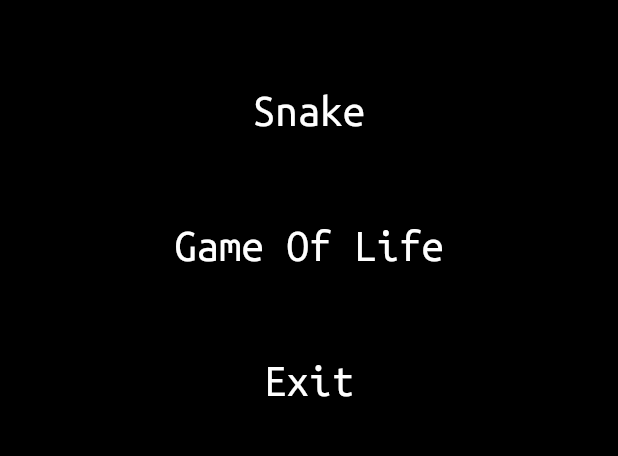
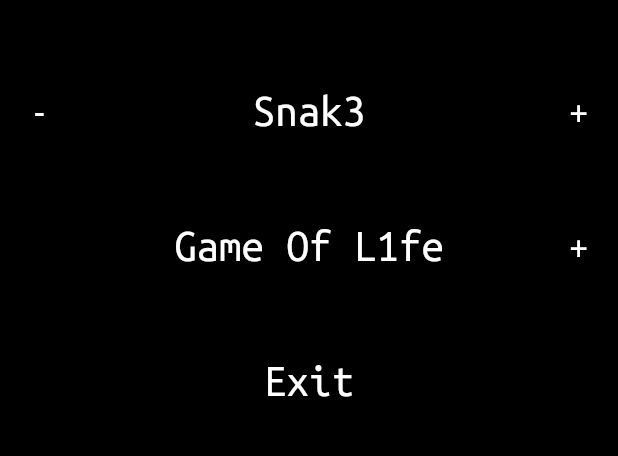
Before and after one commit to wkulczi/TheGame, a Flutter app: the screen it shows after launch, on a phone screen of 412 x 824 dp, the part 310-766 px from its top. Run offline on Flutter 3.47's test engine with Material 2 defaults, Android fonts, the phone set to English and light mode, and no system bars; our stand-ins replace equatable.

Commit message:
added routing with passing parameters

```diff
--- a/lib/main.dart
+++ b/lib/main.dart
@@ -1,22 +1,35 @@
 import 'package:flutter/material.dart';
+import 'package:flutter_app/golScreen.dart';
+import 'package:flutter_app/routeGenerator.dart';
+import 'package:flutter_app/snakeScreen.dart';
 
 void main() {
   runApp(MainScreen());
 }
 
 class MainScreen extends StatelessWidget {
-  // This widget is the root of your application.
   @override
   Widget build(BuildContext context) {
     return MaterialApp(
+      initialRoute: '/',
       theme: ThemeData(fontFamily: 'UbuntuMono'),
       title: 'The Game',
-      home: Home(),
+      onGenerateRoute: RouteGenerator.generateRoute,
     );
   }
 }
 
-class Home extends StatelessWidget {
+//https://resocoder.com/2019/04/27/flutter-routes-navigation-parameters-named-routes-ongenerateroute/
+
+class Home extends StatefulWidget {
+  @override
+  _HomeState createState() => _HomeState();
+}
+
+class _HomeState extends State<Home> {
+  int snakeSpeed = 3;
+  int golSpeed = 1;
+
   @override
   Widget build(BuildContext context) {
     return Scaffold(
@@ -29,7 +42,10 @@ class Home extends StatelessWidget {
               alignment: Alignment.bottomCenter,
               child: Text(
                 "The game of Snake",
-                style: TextStyle(color: Colors.white, decoration: TextDecoration.underline, fontSize: 30),
+                style: TextStyle(
+                    color: Colors.white,
+                    decoration: TextDecoration.underline,
+                    fontSize: 30),
                 textAlign: TextAlign.end,
               ),
             ),
@@ -42,15 +58,101 @@ class Home extends StatelessWidget {
                 mainAxisAlignment: MainAxisAlignment.spaceAround,
                 mainAxisSize: MainAxisSize.max,
                 children: [
-                  Container(
-                    child: Text(
-                      "Snake",
-                      style: TextStyle(color: Colors.white, fontSize: 30),
-                    ),
+                  Row(
+                    crossAxisAlignment: CrossAxisAlignment.center,
+                    mainAxisAlignment: MainAxisAlignment.spaceBetween,
+                    mainAxisSize: MainAxisSize.max,
+                    children: [
+                      Padding(
+                        padding: EdgeInsets.only(left: 20),
+                        child: InkWell(
+                          child: Text(
+                            (snakeSpeed > 1 && snakeSpeed < 30) ? "-" : " ",
+                            style: TextStyle(color: Colors.white, fontSize: 25),
+                          ),
+                          onTap: () {
+                            if (snakeSpeed > 1 && snakeSpeed < 30) {
+                              setState(() {
+                                snakeSpeed -= 1;
+                              });
+                            }
+                          },
+                        ),
+                      ),
+                      InkWell(
+                        child: Text(
+                          "Snak" + snakeSpeed.toString(),
+                          style: TextStyle(color: Colors.white, fontSize: 30),
+                        ),
+                        onTap: () {
+                          Navigator.pushNamed(context, SnakeScreen.routeName,
+                              arguments:snakeSpeed);
+                        },
+                      ),
+                      Padding(
+                        padding: EdgeInsets.only(right: 20),
+                        child: InkWell(
+                          child: Text(
+                            (snakeSpeed < 29 && snakeSpeed > 0) ? "+" : " ",
+                            style: TextStyle(color: Colors.white, fontSize: 25),
+                          ),
+                          onTap: () {
+                            if (snakeSpeed < 29 && snakeSpeed > 0) {
+                              setState(() {
+                                snakeSpeed += 1;
+                              });
+                            }
+                          },
+                        ),
+                      ),
+                    ],
                   ),
-                  Container(
-                    child: Text("Game Of Life",
-                        style: TextStyle(color: Colors.white, fontSize: 30)),
+                  Row(
+                    mainAxisAlignment: MainAxisAlignment.spaceBetween,
+                    children: [
+                      Padding(
+                        padding: EdgeInsets.only(left: 20),
+                        child: InkWell(
+                          child: Text(
+                            (golSpeed > 1 && golSpeed < 30) ? "-" : " ",
+                            style: TextStyle(color: Colors.white, fontSize: 25),
+                          ),
+                          onTap: () {
+                            if (golSpeed > 1 && golSpeed < 30) {
+                              setState(() {
+                                golSpeed -= 1;
+                              });
+                            }
+                          },
+                        ),
+                      ),
+                      InkWell(
+                        child: Text("Game Of L" + golSpeed.toString() + "fe",
+                            style:
+                                TextStyle(color: Colors.white, fontSize: 30)),
+                        onTap: () {
+                          print(golSpeed);
+                          Navigator.pushNamed(context, GolScreen.routeName,
+                              arguments: golSpeed);
+                        },
+                      ),
+                      Padding(
+                        padding: EdgeInsets.only(right: 20),
+                        child: InkWell(
+                          child: Text(
+                            (golSpeed < 29 && golSpeed > 0) ? "+" : " ",
+                            style: TextStyle(color: Colors.white, fontSize: 25),
+                          ),
+                          onTap: () {
+                            if (golSpeed < 29 && golSpeed > 0) {
+                              setState(() {
+                                golSpeed += 1;
+                              });
+                            }
+                          },
+                        ),
+                      ),
+                    ],
                   ),
                   Container(
                     child: Text("Exit",
@@ -65,7 +167,7 @@ class Home extends StatelessWidget {
             child: Container(
               color: Colors.black,
             ),
-          )
+          ),
         ],
       ),
     );
--- /dev/null
+++ b/lib/routeGenerator.dart
@@ -0,0 +1,47 @@
+import 'package:flutter/cupertino.dart';
+import 'package:flutter/material.dart';
+import 'package:flutter_app/golScreen.dart';
+import 'package:flutter_app/snakeScreen.dart';
+
+import 'main.dart';
+
+class RouteGenerator {
+  static Route<dynamic> generateRoute(RouteSettings settings) {
+    final args = settings.arguments;
+
+    switch (settings.name) {
+      case '/':
+        return MaterialPageRoute(builder: (_) => Home());
+      case '/snakeScreen':
+        if (args is int) {
+          return MaterialPageRoute(
+            builder: (_) => SnakeScreen(speed: args),
+          );
+        }
+        return _errorRoute();
+      case '/golScreen':
+        if (args is int) {
+          return MaterialPageRoute(
+            builder: (_) => GolScreen(speed: args),
+          );
+        }
+        return _errorRoute();
+      default:
+        return _errorRoute();
+    }
+  }
+
+  static Route<dynamic> _errorRoute() {
+    return MaterialPageRoute(builder: (_) {
+      return Scaffold(
+        backgroundColor: Colors.black,
+        body: Center(
+          child: Text(
+            "ERRROR",
+            style: TextStyle(color: Colors.white),
+          ),
+        ),
+      );
+    });
+  }
+}
```
Also changed, not shown: lib/golScreen.dart (+26 -1 lines), lib/snakeScreen.dart (+23 -2 lines).
